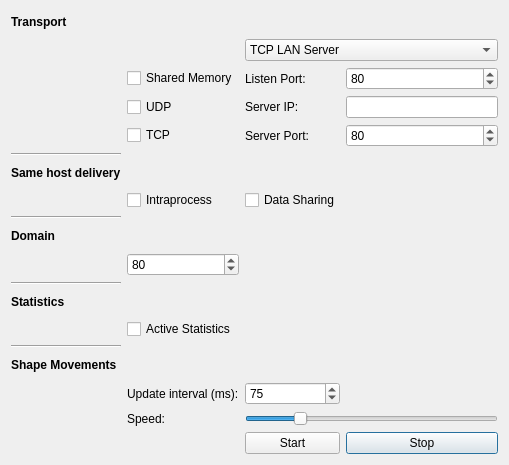
Qt form forms/optionsdialog.ui (eProsima/ShapesDemo) before a commit.
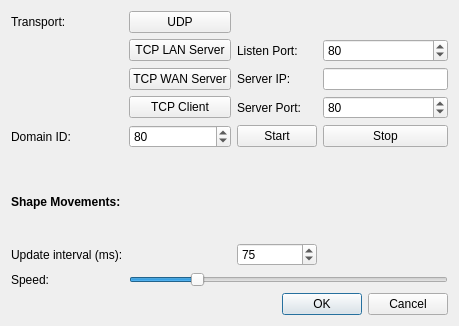
The same form after that commit.

```diff
--- a/forms/optionsdialog.ui
+++ b/forms/optionsdialog.ui
@@ -6,179 +6,133 @@
    <rect>
     <x>0</x>
     <y>0</y>
-    <width>509</width>
-    <height>465</height>
+    <width>459</width>
+    <height>326</height>
    </rect>
   </property>
   <property name="windowTitle">
    <string>Options</string>
   </property>
   <layout class="QGridLayout" name="gridLayout">
-   <item row="24" column="3">
-    <widget class="QSpinBox" name="spin_updateInterval">
-     <property name="specialValueText">
-      <string/>
-     </property>
-     <property name="suffix">
-      <string/>
-     </property>
-     <property name="minimum">
-      <number>50</number>
-     </property>
-     <property name="maximum">
-      <number>10000</number>
-     </property>
-     <property name="value">
-      <number>75</number>
+   <item row="0" column="0">
+    <widget class="QLabel" name="label_5">
+     <property name="text">
+      <string>Transport:</string>
      </property>
     </widget>
    </item>
-   <item row="27" column="4">
-    <widget class="QPushButton" name="pushButton_stop">
+   <item row="2" column="4">
+    <widget class="QLineEdit" name="lineEdit_server_ip"/>
+   </item>
+   <item row="2" column="2">
+    <widget class="QPushButton" name="pushButton_tcp_WAN_server">
+     <property name="enabled">
+      <bool>true</bool>
+     </property>
      <property name="focusPolicy">
       <enum>Qt::TabFocus</enum>
      </property>
      <property name="text">
-      <string>Stop</string>
+      <string>TCP WAN Server</string>
      </property>
     </widget>
    </item>
-   <item row="15" column="0">
-    <widget class="Line" name="line">
-     <property name="orientation">
-      <enum>Qt::Horizontal</enum>
-     </property>
-    </widget>
-   </item>
-   <item row="9" column="3">
-    <widget class="QLabel" name="label_7">
-     <property name="text">
-      <string>Server Port:</string>
-     </property>
-    </widget>
-   </item>
-   <item row="6" column="3">
-    <widget class="QLabel" name="label_8">
-     <property name="text">
-      <string>Listen Port:</string>
-     </property>
-    </widget>
-   </item>
-   <item row="6" column="1">
-    <widget class="QCheckBox" name="SHMcheckBox">
-     <property name="text">
-      <string>Shared Memory</string>
-     </property>
-    </widget>
-   </item>
-   <item row="9" column="1">
-    <widget class="QCheckBox" name="TCPcheckBox">
-     <property name="text">
-      <string>TCP</string>
-     </property>
-    </widget>
-   </item>
-   <item row="17" column="1">
-    <widget class="QSpinBox" name="spin_domainId">
-     <property name="specialValueText">
-      <string/>
-     </property>
-     <property name="suffix">
-      <string/>
-     </property>
-     <property name="value">
-      <number>80</number>
-     </property>
-    </widget>
-   </item>
-   <item row="18" column="0">
-    <widget class="Line" name="line_2">
-     <property name="orientation">
-      <enum>Qt::Horizontal</enum>
-     </property>
-    </widget>
-   </item>
-   <item row="11" column="0">
-    <widget class="QLabel" name="label_11">
-     <property name="font">
-      <font>
-       <weight>75</weight>
-       <bold>true</bold>
-      </font>
-     </property>
-     <property name="text">
-      <string>Same host delivery</string>
-     </property>
-    </widget>
-   </item>
-   <item row="6" column="4">
-    <widget class="QSpinBox" name="spin_listen_port">
-     <property name="specialValueText">
-      <string/>
-     </property>
-     <property name="suffix">
-      <string/>
-     </property>
-     <property name="maximum">
-      <number>65535</number>
-     </property>
-     <property name="value">
-      <number>80</number>
-     </property>
-    </widget>
-   </item>
-   <item row="8" column="1">
-    <widget class="QCheckBox" name="UDPcheckBox">
-     <property name="text">
-      <string>UDP</string>
-     </property>
-    </widget>
-   </item>
-   <item row="24" column="1">
+   <item row="7" column="0" colspan="2">
     <widget class="QLabel" name="label_2">
      <property name="text">
       <string>Update interval (ms):</string>
      </property>
     </widget>
    </item>
-   <item row="20" column="1">
-    <widget class="QCheckBox" name="statisticsCheckBox">
-     <property name="toolTip">
-      <string>&lt;html&gt;&lt;head/&gt;&lt;body&gt;&lt;p&gt;Only available when FastDDS is compiled with Statistics Module.&lt;/p&gt;&lt;/body&gt;&lt;/html&gt;</string>
-     </property>
-     <property name="text">
-      <string>Active Statistics</string>
-     </property>
-    </widget>
-   </item>
-   <item row="16" column="0">
-    <widget class="QLabel" name="label_5">
-     <property name="font">
-      <font>
-       <weight>75</weight>
-       <bold>true</bold>
-      </font>
-     </property>
-     <property name="text">
-      <string>Domain</string>
-     </property>
-    </widget>
-   </item>
-   <item row="8" column="3">
-    <widget class="QLabel" name="label_6">
-     <property name="text">
-      <string>Server IP:</string>
-     </property>
-    </widget>
-   </item>
-   <item row="25" column="1">
+   <item row="8" column="0">
     <widget class="QLabel" name="label_3">
      <property name="text">
       <string>Speed:</string>
      </property>
     </widget>
    </item>
-   <item row="27" column="3">
+   <item row="5" column="0">
+    <spacer name="verticalSpacer">
+     <property name="orientation">
+      <enum>Qt::Vertical</enum>
+     </property>
+     <property name="sizeType">
+      <enum>QSizePolicy::Minimum</enum>
+     </property>
+     <property name="sizeHint" stdset="0">
+      <size>
+       <width>20</width>
+       <height>13</height>
+      </size>
+     </property>
+    </spacer>
+   </item>
+   <item row="1" column="2">
+    <widget class="QPushButton" name="pushButton_tcp_server">
+     <property name="enabled">
+      <bool>true</bool>
+     </property>
+     <property name="focusPolicy">
+      <enum>Qt::TabFocus</enum>
+     </property>
+     <property name="text">
+      <string>TCP LAN Server</string>
+     </property>
+    </widget>
+   </item>
+   <item row="1" column="4">
+    <widget class="QSpinBox" name="spin_listen_port">
+     <property name="specialValueText">
+      <string/>
+     </property>
+     <property name="suffix">
+      <string/>
+     </property>
+     <property name="maximum">
+      <number>65535</number>
+     </property>
+     <property name="value">
+      <number>80</number>
+     </property>
+    </widget>
+   </item>
+   <item row="4" column="4">
+    <widget class="QPushButton" name="pushButton_stop">
+     <property name="focusPolicy">
+      <enum>Qt::TabFocus</enum>
+     </property>
+     <property name="text">
+      <string>Stop</string>
+     </property>
+    </widget>
+   </item>
+   <item row="0" column="2">
+    <widget class="QPushButton" name="pushButton_udp">
+     <property name="enabled">
+      <bool>true</bool>
+     </property>
+     <property name="focusPolicy">
+      <enum>Qt::TabFocus</enum>
+     </property>
+     <property name="text">
+      <string>UDP</string>
+     </property>
+    </widget>
+   </item>
+   <item row="4" column="2">
+    <widget class="QSpinBox" name="spin_domainId">
+     <property name="specialValueText">
+      <string/>
+     </property>
+     <property name="suffix">
+      <string/>
+     </property>
+     <property name="value">
+      <number>80</number>
+     </property>
+    </widget>
+   </item>
+   <item row="4" column="3">
     <widget class="QPushButton" name="pushButton_start">
      <property name="focusPolicy">
       <enum>Qt::TabFocus</enum>
@@ -188,20 +142,7 @@
      </property>
     </widget>
    </item>
-   <item row="3" column="0">
-    <widget class="QLabel" name="label_10">
-     <property name="font">
-      <font>
-       <weight>75</weight>
-       <bold>true</bold>
-      </font>
-     </property>
-     <property name="text">
-      <string>Transport</string>
-     </property>
-    </widget>
-   </item>
-   <item row="25" column="3" colspan="2">
+   <item row="8" column="2" colspan="3">
     <widget class="QSlider" name="horizontalSlider_speed">
      <property name="minimum">
       <number>0</number>
@@ -217,39 +158,7 @@
      </property>
     </widget>
    </item>
-   <item row="19" column="0">
-    <widget class="QLabel" name="label_4">
-     <property name="font">
-      <font>
-       <weight>75</weight>
-       <bold>true</bold>
-      </font>
-     </property>
-     <property name="text">
-      <string>Statistics</string>
-     </property>
-    </widget>
-   </item>
-   <item row="5" column="3" colspan="2">
-    <widget class="QComboBox" name="TCPcomboBox">
-     <item>
-      <property name="text">
-       <string>TCP LAN Server</string>
-      </property>
-     </item>
-     <item>
-      <property name="text">
-       <string>TCP WAN Server</string>
-      </property>
-     </item>
-     <item>
-      <property name="text">
-       <string>TCP Client</string>
-      </property>
-     </item>
-    </widget>
-   </item>
-   <item row="9" column="4">
+   <item row="3" column="4">
     <widget class="QSpinBox" name="spin_server_port">
      <property name="specialValueText">
       <string/>
@@ -265,11 +174,68 @@
      </property>
     </widget>
    </item>
-   <item row="8" column="4">
-    <widget class="QLineEdit" name="lineEdit_server_ip"/>
+   <item row="2" column="3">
+    <widget class="QLabel" name="label_6">
+     <property name="text">
+      <string>Server IP:</string>
+     </property>
+    </widget>
    </item>
-   <item row="22" column="0">
-    <widget class="QLabel" name="label_9">
+   <item row="3" column="2">
+    <widget class="QPushButton" name="pushButton_tcp_client">
+     <property name="enabled">
+      <bool>true</bool>
+     </property>
+     <property name="focusPolicy">
+      <enum>Qt::TabFocus</enum>
+     </property>
+     <property name="text">
+      <string>TCP Client</string>
+     </property>
+    </widget>
+   </item>
+   <item row="4" column="0">
+    <widget class="QLabel" name="label">
+     <property name="text">
+      <string>Domain ID:</string>
+     </property>
+    </widget>
+   </item>
+   <item row="3" column="3">
+    <widget class="QLabel" name="label_7">
+     <property name="text">
+      <string>Server Port:</string>
+     </property>
+    </widget>
+   </item>
+   <item row="1" column="3">
+    <widget class="QLabel" name="label_8">
+     <property name="text">
+      <string>Listen Port:</string>
+     </property>
+    </widget>
+   </item>
+   <item row="7" column="3">
+    <widget class="QSpinBox" name="spin_updateInterval">
+     <property name="specialValueText">
+      <string/>
+     </property>
+     <property name="suffix">
+      <string/>
+     </property>
+     <property name="minimum">
+      <number>50</number>
+     </property>
+     <property name="maximum">
+      <number>10000</number>
+     </property>
+     <property name="value">
+      <number>75</number>
+     </property>
+    </widget>
+   </item>
+   <item row="6" column="0" colspan="2">
+    <widget class="QLabel" name="label_4">
      <property name="font">
       <font>
        <weight>75</weight>
@@ -277,35 +243,17 @@
       </font>
      </property>
      <property name="text">
-      <string>Shape Movements</string>
+      <string>Shape Movements:</string>
      </property>
     </widget>
    </item>
-   <item row="21" column="0">
-    <widget class="Line" name="line_3">
+   <item row="9" column="3" colspan="2">
+    <widget class="QDialogButtonBox" name="buttonBox">
      <property name="orientation">
       <enum>Qt::Horizontal</enum>
      </property>
-    </widget>
-   </item>
-   <item row="10" column="0">
-    <widget class="Line" name="line_4">
-     <property name="orientation">
-      <enum>Qt::Horizontal</enum>
-     </property>
-    </widget>
-   </item>
-   <item row="12" column="1">
-    <widget class="QCheckBox" name="IntraprocesscheckBox">
-     <property name="text">
-      <string>Intraprocess</string>
-     </property>
-    </widget>
-   </item>
-   <item row="12" column="3">
-    <widget class="QCheckBox" name="DataSharingcheckBox">
-     <property name="text">
-      <string>Data Sharing</string>
+     <property name="standardButtons">
+      <set>QDialogButtonBox::Cancel|QDialogButtonBox::Ok</set>
      </property>
     </widget>
    </item>
```
Left out of the diff: 49 changed lines with no effect on the pictures.
